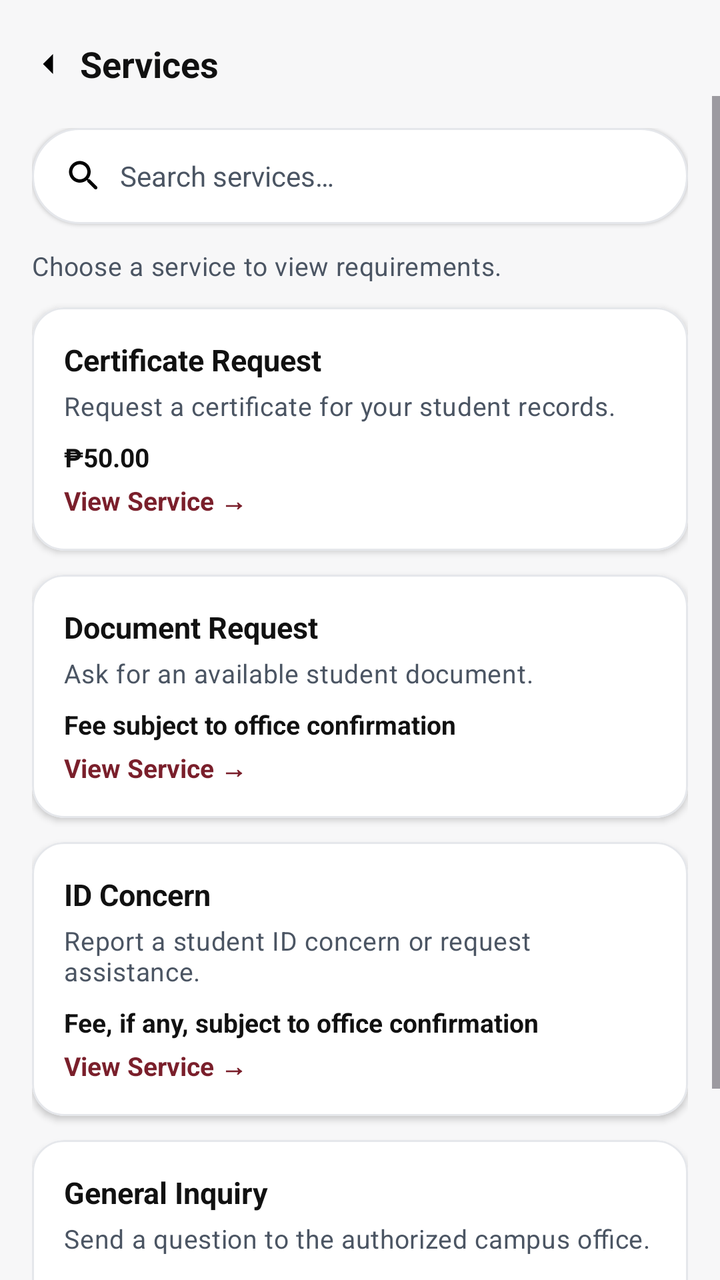
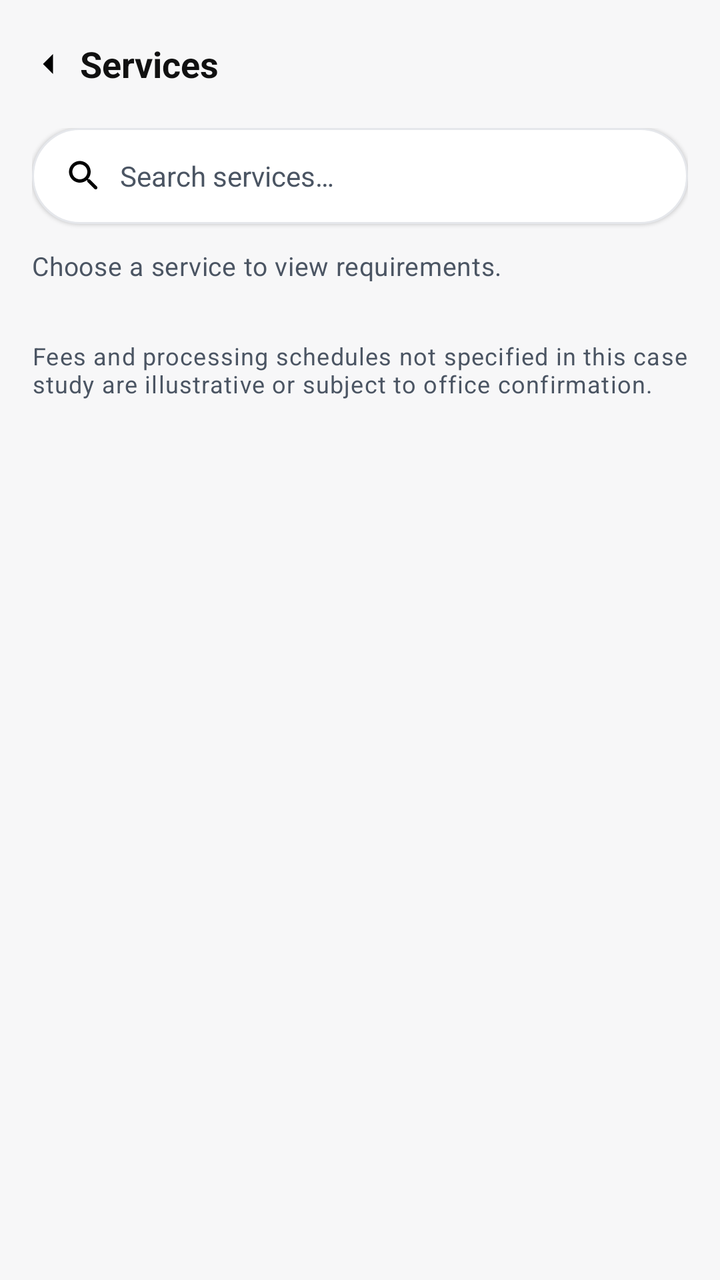

The first picture is an Android layout as it rendered before a commit; the second is the same layout after the commit. The layout source and the unified diff follow.
<!-- AndroidManifest.xml: application theme Theme.BPSUDrive -->
<!-- res/layout/activity_student_services.xml -->
<?xml version="1.0" encoding="utf-8"?>
<LinearLayout xmlns:android="http://schemas.android.com/apk/res/android"
    xmlns:app="http://schemas.android.com/apk/res-auto"
    android:layout_width="match_parent"
    android:layout_height="match_parent"
    android:background="@color/home_bg"
    android:orientation="vertical">

    <LinearLayout
        android:layout_width="match_parent"
        android:layout_height="wrap_content"
        android:gravity="center_vertical"
        android:orientation="horizontal"
        android:paddingStart="8dp"
        android:paddingTop="16dp"
        android:paddingEnd="16dp">

        <ImageView
            android:id="@+id/btn_back"
            android:layout_width="32dp"
            android:layout_height="32dp"
            android:contentDescription="@string/action_back"
            android:padding="6dp"
            android:rotation="180"
            android:src="@drawable/ic_chevron_right" />

        <TextView
            android:layout_width="wrap_content"
            android:layout_height="wrap_content"
            android:text="@string/services_title"
            android:textColor="@color/text_primary"
            android:textSize="18sp"
            android:textStyle="bold" />
    </LinearLayout>

    <ScrollView
        android:layout_width="match_parent"
        android:layout_height="match_parent"
        android:clipToPadding="false"
        android:fillViewport="true">

        <LinearLayout
            android:layout_width="match_parent"
            android:layout_height="wrap_content"
            android:orientation="vertical"
            android:padding="16dp">

            <LinearLayout
                android:layout_width="match_parent"
                android:layout_height="wrap_content"
                android:background="@drawable/bg_search_bar"
                android:elevation="1dp"
                android:gravity="center_vertical"
                android:orientation="horizontal"
                android:paddingStart="16dp"
                android:paddingTop="14dp"
                android:paddingEnd="16dp"
                android:paddingBottom="14dp">

                <ImageView
                    android:layout_width="20dp"
                    android:layout_height="20dp"
                    android:contentDescription="@null"
                    android:src="@drawable/ic_search" />

                <EditText
                    android:id="@+id/et_search_services"
                    android:layout_width="0dp"
                    android:layout_height="wrap_content"
                    android:layout_marginStart="8dp"
                    android:layout_weight="1"
                    android:background="@null"
                    android:hint="@string/services_search_hint"
                    android:inputType="text"
                    android:textColor="@color/text_primary"
                    android:textColorHint="@color/text_secondary"
                    android:textSize="14sp" />
            </LinearLayout>

            <TextView
                android:layout_width="wrap_content"
                android:layout_height="wrap_content"
                android:layout_marginTop="12dp"
                android:text="@string/services_subtitle"
                android:textAppearance="@style/TextAppearance.BPSU.Subtitle" />

            <com.google.android.material.card.MaterialCardView
                android:id="@+id/card_certificate"
                android:layout_width="match_parent"
                android:layout_height="wrap_content"
                android:layout_marginTop="12dp"
                app:cardBackgroundColor="@color/white"
                app:cardCornerRadius="16dp"
                app:cardElevation="2dp"
                app:strokeColor="@color/stroke_grey"
                app:strokeWidth="1dp">

                <LinearLayout
                    android:layout_width="match_parent"
                    android:layout_height="wrap_content"
                    android:orientation="vertical"
                    android:padding="16dp">

                    <TextView
                        android:id="@+id/tv_cert_title"
                        android:layout_width="wrap_content"
                        android:layout_height="wrap_content"
                        android:text="@string/service_cert_title"
                        android:textColor="@color/text_primary"
                        android:textSize="15sp"
                        android:textStyle="bold" />

                    <TextView
                        android:layout_width="wrap_content"
                        android:layout_height="wrap_content"
                        android:layout_marginTop="4dp"
                        android:text="@string/service_cert_desc"
                        android:textAppearance="@style/TextAppearance.BPSU.Subtitle" />

                    <TextView
                        android:layout_width="wrap_content"
                        android:layout_height="wrap_content"
                        android:layout_marginTop="8dp"
                        android:text="@string/service_cert_fee"
                        android:textColor="@color/text_primary"
                        android:textSize="13sp"
                        android:textStyle="bold" />

                    <TextView
                        android:id="@+id/btn_view_certificate"
                        android:layout_width="wrap_content"
                        android:layout_height="wrap_content"
                        android:layout_marginTop="4dp"
                        android:text="@string/service_view"
                        android:textColor="@color/bpsu_maroon"
                        android:textSize="13sp"
                        android:textStyle="bold" />
                </LinearLayout>
            </com.google.android.material.card.MaterialCardView>

            <com.google.android.material.card.MaterialCardView
                android:id="@+id/card_document"
                android:layout_width="match_parent"
                android:layout_height="wrap_content"
                android:layout_marginTop="12dp"
                app:cardBackgroundColor="@color/white"
                app:cardCornerRadius="16dp"
                app:cardElevation="2dp"
                app:strokeColor="@color/stroke_grey"
                app:strokeWidth="1dp">

                <LinearLayout
                    android:layout_width="match_parent"
                    android:layout_height="wrap_content"
                    android:orientation="vertical"
                    android:padding="16dp">

                    <TextView
                        android:id="@+id/tv_doc_title"
                        android:layout_width="wrap_content"
                        android:layout_height="wrap_content"
                        android:text="@string/service_doc_title"
                        android:textColor="@color/text_primary"
                        android:textSize="15sp"
                        android:textStyle="bold" />

                    <TextView
                        android:layout_width="wrap_content"
                        android:layout_height="wrap_content"
                        android:layout_marginTop="4dp"
                        android:text="@string/service_doc_desc"
                        android:textAppearance="@style/TextAppearance.BPSU.Subtitle" />

                    <TextView
                        android:layout_width="wrap_content"
                        android:layout_height="wrap_content"
                        android:layout_marginTop="8dp"
                        android:text="@string/service_doc_fee"
                        android:textColor="@color/text_primary"
                        android:textSize="13sp"
                        android:textStyle="bold" />

                    <TextView
                        android:id="@+id/btn_view_document"
                        android:layout_width="wrap_content"
                        android:layout_height="wrap_content"
                        android:layout_marginTop="4dp"
                        android:text="@string/service_view"
                        android:textColor="@color/bpsu_maroon"
                        android:textSize="13sp"
                        android:textStyle="bold" />
                </LinearLayout>
            </com.google.android.material.card.MaterialCardView>

            <com.google.android.material.card.MaterialCardView
                android:id="@+id/card_id_concern"
                android:layout_width="match_parent"
                android:layout_height="wrap_content"
                android:layout_marginTop="12dp"
                app:cardBackgroundColor="@color/white"
                app:cardCornerRadius="16dp"
                app:cardElevation="2dp"
                app:strokeColor="@color/stroke_grey"
                app:strokeWidth="1dp">

                <LinearLayout
                    android:layout_width="match_parent"
                    android:layout_height="wrap_content"
                    android:orientation="vertical"
                    android:padding="16dp">

                    <TextView
                        android:id="@+id/tv_id_title"
                        android:layout_width="wrap_content"
                        android:layout_height="wrap_content"
                        android:text="@string/service_id_title"
                        android:textColor="@color/text_primary"
                        android:textSize="15sp"
                        android:textStyle="bold" />

                    <TextView
                        android:layout_width="wrap_content"
                        android:layout_height="wrap_content"
                        android:layout_marginTop="4dp"
                        android:text="@string/service_id_desc"
                        android:textAppearance="@style/TextAppearance.BPSU.Subtitle" />

                    <TextView
                        android:layout_width="wrap_content"
                        android:layout_height="wrap_content"
                        android:layout_marginTop="8dp"
                        android:text="@string/service_id_fee"
                        android:textColor="@color/text_primary"
                        android:textSize="13sp"
                        android:textStyle="bold" />

                    <TextView
                        android:id="@+id/btn_view_id"
                        android:layout_width="wrap_content"
                        android:layout_height="wrap_content"
                        android:layout_marginTop="4dp"
                        android:text="@string/service_view"
                        android:textColor="@color/bpsu_maroon"
                        android:textSize="13sp"
                        android:textStyle="bold" />
                </LinearLayout>
            </com.google.android.material.card.MaterialCardView>

            <com.google.android.material.card.MaterialCardView
                android:id="@+id/card_inquiry"
                android:layout_width="match_parent"
                android:layout_height="wrap_content"
                android:layout_marginTop="12dp"
                app:cardBackgroundColor="@color/white"
                app:cardCornerRadius="16dp"
                app:cardElevation="2dp"
                app:strokeColor="@color/stroke_grey"
                app:strokeWidth="1dp">

                <LinearLayout
                    android:layout_width="match_parent"
                    android:layout_height="wrap_content"
                    android:orientation="vertical"
                    android:padding="16dp">

                    <TextView
                        android:id="@+id/tv_inquiry_title"
                        android:layout_width="wrap_content"
                        android:layout_height="wrap_content"
                        android:text="@string/service_inquiry_title"
                        android:textColor="@color/text_primary"
                        android:textSize="15sp"
                        android:textStyle="bold" />

                    <TextView
                        android:layout_width="wrap_content"
                        android:layout_height="wrap_content"
                        android:layout_marginTop="4dp"
                        android:text="@string/service_inquiry_desc"
                        android:textAppearance="@style/TextAppearance.BPSU.Subtitle" />

                    <TextView
                        android:layout_width="wrap_content"
                        android:layout_height="wrap_content"
                        android:layout_marginTop="8dp"
                        android:text="@string/service_inquiry_fee"
                        android:textColor="@color/text_primary"
                        android:textSize="13sp"
                        android:textStyle="bold" />

                    <TextView
                        android:id="@+id/btn_view_inquiry"
                        android:layout_width="wrap_content"
                        android:layout_height="wrap_content"
                        android:layout_marginTop="4dp"
                        android:text="@string/service_view"
                        android:textColor="@color/bpsu_maroon"
                        android:textSize="13sp"
                        android:textStyle="bold" />
                </LinearLayout>
            </com.google.android.material.card.MaterialCardView>

            <TextView
                android:layout_width="wrap_content"
                android:layout_height="wrap_content"
                android:layout_marginTop="16dp"
                android:text="@string/services_footer"
                android:textAppearance="@style/TextAppearance.BPSU.Note" />
        </LinearLayout>
    </ScrollView>
</LinearLayout>
<!-- resources referenced by this layout -->
<resources>
  <color name="bpsu_maroon">#7A1F2B</color>
  <color name="home_bg">#FFF7F7F8</color>
  <color name="stroke_grey">#FFE5E7EB</color>
  <color name="text_primary">#FF111111</color>
  <color name="text_secondary">#FF4B5563</color>
  <color name="white">#FFFFFFFF</color>
  <!-- drawable bg_search_bar (drawable) -->
  <?xml version="1.0" encoding="utf-8"?>
  <shape xmlns:android="http://schemas.android.com/apk/res/android">
      <solid android:color="@color/white" />
      <corners android:radius="28dp" />
      <stroke
          android:width="1dp"
          android:color="@color/stroke_grey" />
  </shape>
  <!-- drawable ic_chevron_right (drawable) -->
  <?xml version="1.0" encoding="utf-8"?>
  <vector xmlns:android="http://schemas.android.com/apk/res/android"
      android:width="20dp"
      android:height="20dp"
      android:viewportWidth="24"
      android:viewportHeight="24">
      <path
          android:fillColor="#FF000000"
          android:pathData="M9,6l6,6l-6,6" />
  </vector>
  <!-- drawable ic_search (drawable) -->
  <?xml version="1.0" encoding="utf-8"?>
  <vector xmlns:android="http://schemas.android.com/apk/res/android"
      android:width="20dp"
      android:height="20dp"
      android:viewportWidth="24"
      android:viewportHeight="24">
      <path
          android:fillColor="#FF000000"
          android:pathData="M15.5,14h-0.79l-0.28,-0.27c1.2,-1.4 1.82,-3.31 1.48,-5.34 -0.47,-2.78 -2.79,-5 -5.59,-5.34 -4.23,-0.52 -7.79,3.04 -7.27,7.27 0.34,2.8 2.56,5.12 5.34,5.59 2.03,0.34 3.94,-0.28 5.34,-1.48l0.27,0.28v0.79l4.25,4.25c0.41,0.41 1.08,0.41 1.49,0 0.41,-0.41 0.41,-1.08 0,-1.49L15.5,14zM9.5,14C7.01,14 5,11.99 5,9.5S7.01,5 9.5,5 14,7.01 14,9.5 11.99,14 9.5,14z" />
  </vector>
  <string name="action_back">Back</string>
  <string name="service_cert_desc">Request a certificate for your student records.</string>
  <string name="service_cert_fee">₱50.00</string>
  <string name="service_cert_title">Certificate Request</string>
  <string name="service_doc_desc">Ask for an available student document.</string>
  <string name="service_doc_fee">Fee subject to office confirmation</string>
  <string name="service_doc_title">Document Request</string>
  <string name="service_id_desc">Report a student ID concern or request assistance.</string>
  <string name="service_id_fee">Fee, if any, subject to office confirmation</string>
  <string name="service_id_title">ID Concern</string>
  <string name="service_inquiry_desc">Send a question to the authorized campus office.</string>
  <string name="service_inquiry_fee">Free · General inquiry service</string>
  <string name="service_inquiry_title">General Inquiry</string>
  <string name="service_view">View Service →</string>
  <string name="services_footer">Fees and processing schedules not specified in this case study are illustrative or subject to office confirmation.</string>
  <string name="services_search_hint">Search services…</string>
  <string name="services_subtitle">Choose a service to view requirements.</string>
  <string name="services_title">Services</string>
  <style name="TextAppearance.BPSU.Note" parent="TextAppearance.Material3.BodySmall">
          <item name="android:textSize">@dimen/auth_note_size</item>
          <item name="android:textColor">@color/text_secondary</item>
      </style>
  <style name="TextAppearance.BPSU.Subtitle" parent="TextAppearance.Material3.BodyMedium">
          <item name="android:textSize">@dimen/auth_subtitle_size</item>
          <item name="android:textColor">@color/text_secondary</item>
      </style>
  <style name="Theme.BPSUDrive" parent="Base.Theme.BPSUDrive" />
  <dimen name="auth_note_size">12sp</dimen>
  <dimen name="auth_subtitle_size">13sp</dimen>
  <style name="Base.Theme.BPSUDrive" parent="Theme.Material3.DayNight.NoActionBar">
          
          <item name="colorPrimary">@color/bpsu_maroon</item>
          <item name="android:statusBarColor">@color/bpsu_maroon</item>
      </style>
</resources>

<!-- the commit's change to res/layout/activity_student_services.xml (unified diff, before → after) -->
@@ -35,7 +35,8 @@
 
     <ScrollView
         android:layout_width="match_parent"
-        android:layout_height="match_parent"
+        android:layout_height="0dp"
+        android:layout_weight="1"
         android:clipToPadding="false"
         android:fillViewport="true">
 
@@ -43,7 +44,10 @@
             android:layout_width="match_parent"
             android:layout_height="wrap_content"
             android:orientation="vertical"
-            android:padding="16dp">
+            android:paddingStart="16dp"
+            android:paddingTop="16dp"
+            android:paddingEnd="16dp"
+            android:paddingBottom="32dp">
 
             <LinearLayout
                 android:layout_width="match_parent"
@@ -84,221 +88,13 @@
                 android:text="@string/services_subtitle"
                 android:textAppearance="@style/TextAppearance.BPSU.Subtitle" />
 
-            <com.google.android.material.card.MaterialCardView
-                android:id="@+id/card_certificate"
+            
+            <LinearLayout
+                android:id="@+id/containerServices"
                 android:layout_width="match_parent"
                 android:layout_height="wrap_content"
-                android:layout_marginTop="12dp"
-                app:cardBackgroundColor="@color/white"
-                app:cardCornerRadius="16dp"
-                app:cardElevation="2dp"
-                app:strokeColor="@color/stroke_grey"
-                app:strokeWidth="1dp">
-
-                <LinearLayout
-                    android:layout_width="match_parent"
-                    android:layout_height="wrap_content"
-                    android:orientation="vertical"
-                    android:padding="16dp">
-
-                    <TextView
-                        android:id="@+id/tv_cert_title"
-                        android:layout_width="wrap_content"
-                        android:layout_height="wrap_content"
-                        android:text="@string/service_cert_title"
-                        android:textColor="@color/text_primary"
-                        android:textSize="15sp"
-                        android:textStyle="bold" />
-
-                    <TextView
-                        android:layout_width="wrap_content"
-                        android:layout_height="wrap_content"
-                        android:layout_marginTop="4dp"
-                        android:text="@string/service_cert_desc"
-                        android:textAppearance="@style/TextAppearance.BPSU.Subtitle" />
-
-                    <TextView
-                        android:layout_width="wrap_content"
-                        android:layout_height="wrap_content"
-                        android:layout_marginTop="8dp"
-                        android:text="@string/service_cert_fee"
-                        android:textColor="@color/text_primary"
-                        android:textSize="13sp"
-                        android:textStyle="bold" />
-
-                    <TextView
-                        android:id="@+id/btn_view_certificate"
-                        android:layout_width="wrap_content"
-                        android:layout_height="wrap_content"
-                        android:layout_marginTop="4dp"
-                        android:text="@string/service_view"
-                        android:textColor="@color/bpsu_maroon"
-                        android:textSize="13sp"
-                        android:textStyle="bold" />
-                </LinearLayout>
-            </com.google.android.material.card.MaterialCardView>
-
-            <com.google.android.material.card.MaterialCardView
-                android:id="@+id/card_document"
-                android:layout_width="match_parent"
-                android:layout_height="wrap_content"
-                android:layout_marginTop="12dp"
-                app:cardBackgroundColor="@color/white"
-                app:cardCornerRadius="16dp"
-                app:cardElevation="2dp"
-                app:strokeColor="@color/stroke_grey"
-                app:strokeWidth="1dp">
-
-                <LinearLayout
-                    android:layout_width="match_parent"
-                    android:layout_height="wrap_content"
-                    android:orientation="vertical"
-                    android:padding="16dp">
-
-                    <TextView
-                        android:id="@+id/tv_doc_title"
-                        android:layout_width="wrap_content"
-                        android:layout_height="wrap_content"
-                        android:text="@string/service_doc_title"
-                        android:textColor="@color/text_primary"
-                        android:textSize="15sp"
-                        android:textStyle="bold" />
-
-                    <TextView
-                        android:layout_width="wrap_content"
-                        android:layout_height="wrap_content"
-                        android:layout_marginTop="4dp"
-                        android:text="@string/service_doc_desc"
-                        android:textAppearance="@style/TextAppearance.BPSU.Subtitle" />
-
-                    <TextView
-                        android:layout_width="wrap_content"
-                        android:layout_height="wrap_content"
-                        android:layout_marginTop="8dp"
-                        android:text="@string/service_doc_fee"
-                        android:textColor="@color/text_primary"
-                        android:textSize="13sp"
-                        android:textStyle="bold" />
-
-                    <TextView
-                        android:id="@+id/btn_view_document"
-                        android:layout_width="wrap_content"
-                        android:layout_height="wrap_content"
-                        android:layout_marginTop="4dp"
-                        android:text="@string/service_view"
-                        android:textColor="@color/bpsu_maroon"
-                        android:textSize="13sp"
-                        android:textStyle="bold" />
-                </LinearLayout>
-            </com.google.android.material.card.MaterialCardView>
-
-            <com.google.android.material.card.MaterialCardView
-                android:id="@+id/card_id_concern"
-                android:layout_width="match_parent"
-                android:layout_height="wrap_content"
-                android:layout_marginTop="12dp"
-                app:cardBackgroundColor="@color/white"
-                app:cardCornerRadius="16dp"
-                app:cardElevation="2dp"
-                app:strokeColor="@color/stroke_grey"
-                app:strokeWidth="1dp">
-
-                <LinearLayout
-                    android:layout_width="match_parent"
-                    android:layout_height="wrap_content"
-                    android:orientation="vertical"
-                    android:padding="16dp">
-
-                    <TextView
-                        android:id="@+id/tv_id_title"
-                        android:layout_width="wrap_content"
-                        android:layout_height="wrap_content"
-                        android:text="@string/service_id_title"
-                        android:textColor="@color/text_primary"
-                        android:textSize="15sp"
-                        android:textStyle="bold" />
-
-                    <TextView
-                        android:layout_width="wrap_content"
-                        android:layout_height="wrap_content"
-                        android:layout_marginTop="4dp"
-                        android:text="@string/service_id_desc"
-                        android:textAppearance="@style/TextAppearance.BPSU.Subtitle" />
-
-                    <TextView
-                        android:layout_width="wrap_content"
-                        android:layout_height="wrap_content"
-                        android:layout_marginTop="8dp"
-                        android:text="@string/service_id_fee"
-                        android:textColor="@color/text_primary"
-                        android:textSize="13sp"
-                        android:textStyle="bold" />
-
-                    <TextView
-                        android:id="@+id/btn_view_id"
-                        android:layout_width="wrap_content"
-                        android:layout_height="wrap_content"
-                        android:layout_marginTop="4dp"
-                        android:text="@string/service_view"
-                        android:textColor="@color/bpsu_maroon"
-                        android:textSize="13sp"
-                        android:textStyle="bold" />
-                </LinearLayout>
-            </com.google.android.material.card.MaterialCardView>
-
-            <com.google.android.material.card.MaterialCardView
-                android:id="@+id/card_inquiry"
-                android:layout_width="match_parent"
-                android:layout_height="wrap_content"
-                android:layout_marginTop="12dp"
-                app:cardBackgroundColor="@color/white"
-                app:cardCornerRadius="16dp"
-                app:cardElevation="2dp"
-                app:strokeColor="@color/stroke_grey"
-                app:strokeWidth="1dp">
-
-                <LinearLayout
-                    android:layout_width="match_parent"
-                    android:layout_height="wrap_content"
-                    android:orientation="vertical"
-                    android:padding="16dp">
-
-                    <TextView
-                        android:id="@+id/tv_inquiry_title"
-                        android:layout_width="wrap_content"
-                        android:layout_height="wrap_content"
-                        android:text="@string/service_inquiry_title"
-                        android:textColor="@color/text_primary"
-                        android:textSize="15sp"
-                        android:textStyle="bold" />
-
-                    <TextView
-                        android:layout_width="wrap_content"
-                        android:layout_height="wrap_content"
-                        android:layout_marginTop="4dp"
-                        android:text="@string/service_inquiry_desc"
-                        android:textAppearance="@style/TextAppearance.BPSU.Subtitle" />
-
-                    <TextView
-                        android:layout_width="wrap_content"
-                        android:layout_height="wrap_content"
-                        android:layout_marginTop="8dp"
-                        android:text="@string/service_inquiry_fee"
-                        android:textColor="@color/text_primary"
-                        android:textSize="13sp"
-                        android:textStyle="bold" />
-
-                    <TextView
-                        android:id="@+id/btn_view_inquiry"
-                        android:layout_width="wrap_content"
-                        android:layout_height="wrap_content"
-                        android:layout_marginTop="4dp"
-                        android:text="@string/service_view"
-                        android:textColor="@color/bpsu_maroon"
-                        android:textSize="13sp"
-                        android:textStyle="bold" />
-                </LinearLayout>
-            </com.google.android.material.card.MaterialCardView>
+                android:orientation="vertical"
+                android:layout_marginTop="12dp" />
 
             <TextView
                 android:layout_width="wrap_content"
<!-- resource entries referenced after the edit -->
@@ -38,19 +38,6 @@
           android:pathData="M15.5,14h-0.79l-0.28,-0.27c1.2,-1.4 1.82,-3.31 1.48,-5.34 -0.47,-2.78 -2.79,-5 -5.59,-5.34 -4.23,-0.52 -7.79,3.04 -7.27,7.27 0.34,2.8 2.56,5.12 5.34,5.59 2.03,0.34 3.94,-0.28 5.34,-1.48l0.27,0.28v0.79l4.25,4.25c0.41,0.41 1.08,0.41 1.49,0 0.41,-0.41 0.41,-1.08 0,-1.49L15.5,14zM9.5,14C7.01,14 5,11.99 5,9.5S7.01,5 9.5,5 14,7.01 14,9.5 11.99,14 9.5,14z" />
   </vector>
   <string name="action_back">Back</string>
-  <string name="service_cert_desc">Request a certificate for your student records.</string>
-  <string name="service_cert_fee">₱50.00</string>
-  <string name="service_cert_title">Certificate Request</string>
-  <string name="service_doc_desc">Ask for an available student document.</string>
-  <string name="service_doc_fee">Fee subject to office confirmation</string>
-  <string name="service_doc_title">Document Request</string>
-  <string name="service_id_desc">Report a student ID concern or request assistance.</string>
-  <string name="service_id_fee">Fee, if any, subject to office confirmation</string>
-  <string name="service_id_title">ID Concern</string>
-  <string name="service_inquiry_desc">Send a question to the authorized campus office.</string>
-  <string name="service_inquiry_fee">Free · General inquiry service</string>
-  <string name="service_inquiry_title">General Inquiry</string>
-  <string name="service_view">View Service →</string>
   <string name="services_footer">Fees and processing schedules not specified in this case study are illustrative or subject to office confirmation.</string>
   <string name="services_search_hint">Search services…</string>
   <string name="services_subtitle">Choose a service to view requirements.</string>
